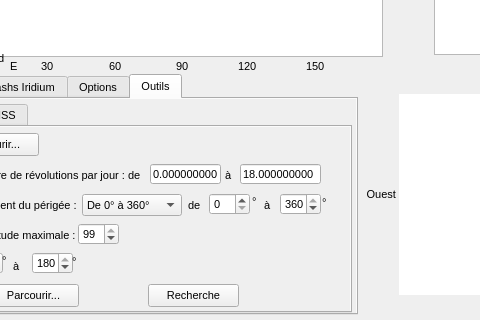
First picture: the form in previsat.ui, repository mconsidine/previsat_archive, before the edit; both pictures show x 426 to 906 and y 370 to 690 of the 1068 by 690 pixel window.
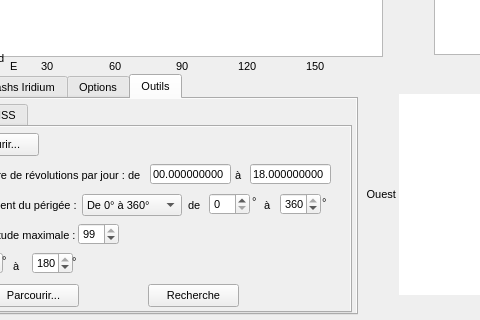
Second picture: the form after the edit. The open tabs and pages were chosen to show the change. Icons and pictures are not drawn.

Commit message: Correction de l'affichage d'un champ dans l'onglet Extraction fichier TLE

```diff
--- a/previsat.ui
+++ b/previsat.ui
@@ -7706,7 +7706,7 @@
              <widget class="QLineEdit" name="revMax">
               <property name="geometry">
                <rect>
-                <x>652</x>
+                <x>662</x>
                 <y>37</y>
                 <width>81</width>
                 <height>20</height>
@@ -7722,7 +7722,7 @@
              <widget class="QLabel" name="lbl_revMax">
               <property name="geometry">
                <rect>
-                <x>637</x>
+                <x>647</x>
                 <y>40</y>
                 <width>16</width>
                 <height>16</height>
@@ -7737,15 +7737,15 @@
                <rect>
                 <x>562</x>
                 <y>37</y>
-                <width>71</width>
+                <width>81</width>
                 <height>20</height>
                </rect>
               </property>
               <property name="inputMask">
-               <string>9.999999999; </string>
+               <string>99.999999999; </string>
               </property>
               <property name="text">
-               <string>0.000000000</string>
+               <string>00.000000000</string>
               </property>
              </widget>
              <widget class="QLabel" name="lbl_argumentPerigee_2">
```
